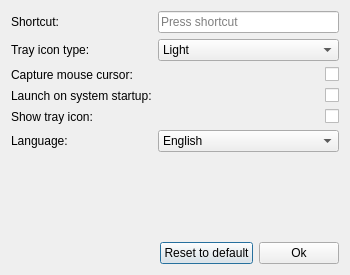
Old version of the form src/settingsdialog.ui in the repository iuliuh/SparkShot.
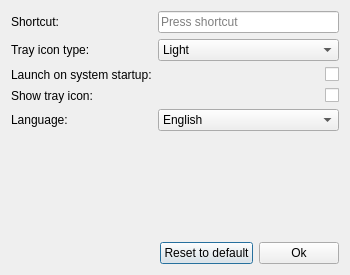
New version of the form. Icons and pictures are not drawn. Custom widgets are drawn as their Qt base class.

Commit message: Adds launch on startup feature for Windows.

Diff of the .ui file:
```diff
--- a/src/settingsdialog.ui
+++ b/src/settingsdialog.ui
@@ -26,6 +26,40 @@
    <string>Settings</string>
   </property>
   <layout class="QGridLayout" name="gridLayout">
+   <item row="4" column="0">
+    <widget class="QLabel" name="languageLabel">
+     <property name="text">
+      <string>Language:</string>
+     </property>
+    </widget>
+   </item>
+   <item row="2" column="0">
+    <widget class="QLabel" name="launchOnSystemStartupLabel">
+     <property name="text">
+      <string>Launch on system startup:</string>
+     </property>
+    </widget>
+   </item>
+   <item row="3" column="0">
+    <widget class="QLabel" name="showTrayIconLabel">
+     <property name="text">
+      <string>Show tray icon:</string>
+     </property>
+    </widget>
+   </item>
+   <item row="6" column="0" colspan="3">
+    <spacer name="verticalSpacer">
+     <property name="orientation">
+      <enum>Qt::Vertical</enum>
+     </property>
+     <property name="sizeHint" stdset="0">
+      <size>
+       <width>20</width>
+       <height>40</height>
+      </size>
+     </property>
+    </spacer>
+   </item>
    <item row="0" column="0">
     <widget class="QLabel" name="shortcutLabel">
      <property name="text">
@@ -33,6 +67,13 @@
      </property>
     </widget>
    </item>
+   <item row="1" column="0">
+    <widget class="QLabel" name="trayIconLabel">
+     <property name="text">
+      <string>Tray icon type:</string>
+     </property>
+    </widget>
+   </item>
    <item row="1" column="1" colspan="2">
     <widget class="QComboBox" name="trayIconComboBox">
      <property name="maximumSize">
@@ -73,68 +114,6 @@
      </item>
     </widget>
    </item>
-   <item row="1" column="0">
-    <widget class="QLabel" name="trayIconLabel">
-     <property name="text">
-      <string>Tray icon type:</string>
-     </property>
-    </widget>
-   </item>
-   <item row="4" column="0">
-    <widget class="QLabel" name="showTrayIconLabel">
-     <property name="text">
-      <string>Show tray icon:</string>
-     </property>
-    </widget>
-   </item>
-   <item row="3" column="1" colspan="2">
-    <widget class="QCheckBox" name="launchOnSystemStartupCheckBox">
-     <property name="maximumSize">
-      <size>
-       <width>16777215</width>
-       <height>16777215</height>
-      </size>
-     </property>
-     <property name="layoutDirection">
-      <enum>Qt::RightToLeft</enum>
-     </property>
-     <property name="text">
-      <string/>
-     </property>
-     <property name="checked">
-      <bool>false</bool>
-     </property>
-    </widget>
-   </item>
-   <item row="4" column="1" colspan="2">
-    <widget class="QCheckBox" name="showTrayIconCheckBox">
-     <property name="maximumSize">
-      <size>
-       <width>16777215</width>
-       <height>16777215</height>
-      </size>
-     </property>
-     <property name="layoutDirection">
-      <enum>Qt::RightToLeft</enum>
-     </property>
-     <property name="text">
-      <string/>
-     </property>
-     <property name="checked">
-      <bool>false</bool>
-     </property>
-    </widget>
-   </item>
-   <item row="2" column="1" colspan="2">
-    <widget class="QCheckBox" name="captureMouseCursorCheckBox">
-     <property name="layoutDirection">
-      <enum>Qt::RightToLeft</enum>
-     </property>
-     <property name="text">
-      <string/>
-     </property>
-    </widget>
-   </item>
    <item row="0" column="1" colspan="2">
     <widget class="KeySequenceEdit" name="keySequenceEdit">
      <property name="minimumSize">
@@ -154,34 +133,45 @@
      </property>
     </widget>
    </item>
-   <item row="2" column="0">
-    <widget class="QLabel" name="captureMouseCursorLabel">
+   <item row="3" column="1" colspan="2">
+    <widget class="QCheckBox" name="showTrayIconCheckBox">
+     <property name="maximumSize">
+      <size>
+       <width>16777215</width>
+       <height>16777215</height>
+      </size>
+     </property>
+     <property name="layoutDirection">
+      <enum>Qt::RightToLeft</enum>
+     </property>
      <property name="text">
-      <string>Capture mouse cursor:</string>
+      <string/>
+     </property>
+     <property name="checked">
+      <bool>false</bool>
      </property>
     </widget>
    </item>
-   <item row="3" column="0">
-    <widget class="QLabel" name="launchOnSystemStartupLabel">
+   <item row="2" column="1" colspan="2">
+    <widget class="QCheckBox" name="launchOnSystemStartupCheckBox">
+     <property name="maximumSize">
+      <size>
+       <width>16777215</width>
+       <height>16777215</height>
+      </size>
+     </property>
+     <property name="layoutDirection">
+      <enum>Qt::RightToLeft</enum>
+     </property>
      <property name="text">
-      <string>Launch on system startup:</string>
+      <string/>
+     </property>
+     <property name="checked">
+      <bool>false</bool>
      </property>
     </widget>
    </item>
    <item row="7" column="0" colspan="3">
-    <spacer name="verticalSpacer">
-     <property name="orientation">
-      <enum>Qt::Vertical</enum>
-     </property>
-     <property name="sizeHint" stdset="0">
-      <size>
-       <width>20</width>
-       <height>40</height>
-      </size>
-     </property>
-    </spacer>
-   </item>
-   <item row="8" column="0" colspan="3">
     <layout class="QHBoxLayout" name="horizontalLayout">
      <item>
       <spacer name="horizontalSpacer">
@@ -212,14 +202,7 @@
      </item>
     </layout>
    </item>
-   <item row="5" column="0">
-    <widget class="QLabel" name="languageLabel">
-     <property name="text">
-      <string>Language:</string>
-     </property>
-    </widget>
-   </item>
-   <item row="5" column="1" colspan="2">
+   <item row="4" column="1" colspan="2">
     <widget class="QComboBox" name="languageComboBox">
      <item>
       <property name="text">
```
The commit also changes 7 other files.
